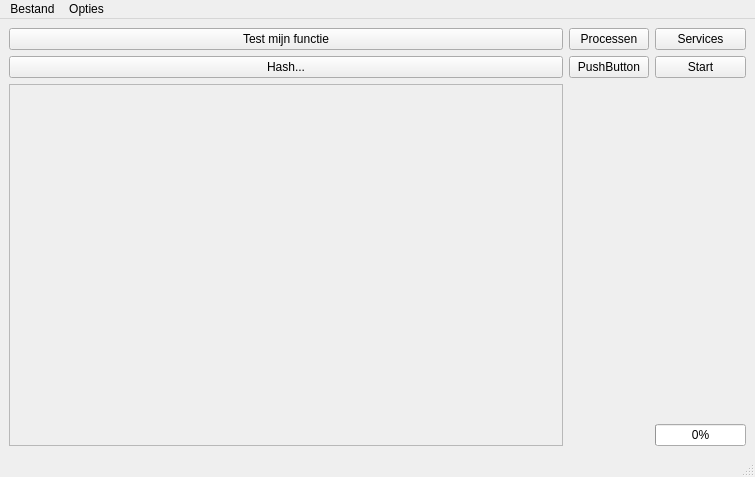
Qt form Source/gui/gui_maken/interface_thram.ui (mitfry/IPFIT5_2015) before a commit.
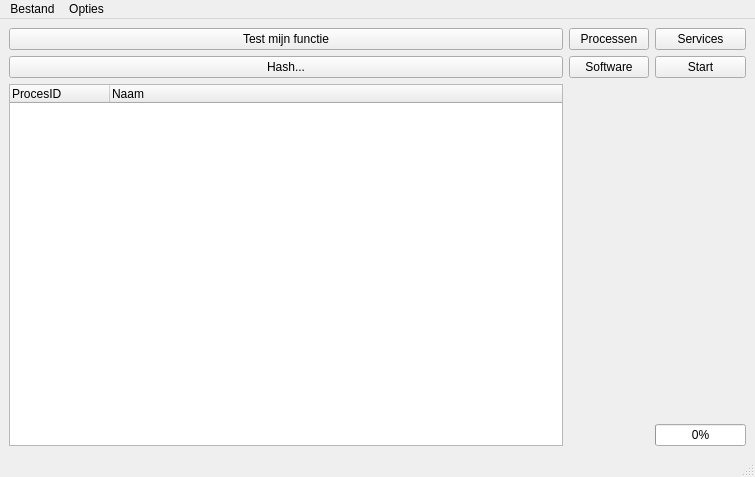
The same form after that commit.

Diff of the .ui file:
```diff
--- a/Source/gui/gui_maken/interface_thram.ui
+++ b/Source/gui/gui_maken/interface_thram.ui
@@ -22,20 +22,6 @@
       </property>
      </widget>
     </item>
-    <item row="2" column="1">
-     <widget class="QPushButton" name="pushButton_5">
-      <property name="text">
-       <string>PushButton</string>
-      </property>
-     </widget>
-    </item>
-    <item row="2" column="2">
-     <widget class="QPushButton" name="btn_Progressbar">
-      <property name="text">
-       <string>Start</string>
-      </property>
-     </widget>
-    </item>
     <item row="0" column="1">
      <widget class="QPushButton" name="btn_Processen">
       <property name="text">
@@ -50,6 +36,20 @@
       </property>
      </widget>
     </item>
+    <item row="2" column="2">
+     <widget class="QPushButton" name="btn_Progressbar">
+      <property name="text">
+       <string>Start</string>
+      </property>
+     </widget>
+    </item>
+    <item row="2" column="1">
+     <widget class="QPushButton" name="btn_Software">
+      <property name="text">
+       <string>Software</string>
+      </property>
+     </widget>
+    </item>
     <item row="2" column="0">
      <widget class="QPushButton" name="hash_Btn">
       <property name="text">
@@ -57,23 +57,6 @@
       </property>
      </widget>
     </item>
-    <item row="3" column="0">
-     <widget class="QScrollArea" name="scrollArea">
-      <property name="widgetResizable">
-       <bool>true</bool>
-      </property>
-      <widget class="QWidget" name="scrollAreaWidgetContents">
-       <property name="geometry">
-        <rect>
-         <x>0</x>
-         <y>0</y>
-         <width>540</width>
-         <height>358</height>
-        </rect>
-       </property>
-      </widget>
-     </widget>
-    </item>
     <item row="3" column="2" alignment="Qt::AlignRight|Qt::AlignBottom">
      <widget class="QProgressBar" name="progressBar">
       <property name="value">
@@ -81,6 +64,23 @@
       </property>
      </widget>
     </item>
+    <item row="3" column="0">
+     <widget class="QTreeWidget" name="treeWidget">
+      <property name="alternatingRowColors">
+       <bool>false</bool>
+      </property>
+      <column>
+       <property name="text">
+        <string>ProcesID</string>
+       </property>
+      </column>
+      <column>
+       <property name="text">
+        <string>Naam</string>
+       </property>
+      </column>
+     </widget>
+    </item>
    </layout>
   </widget>
   <widget class="QMenuBar" name="menubar">
```
